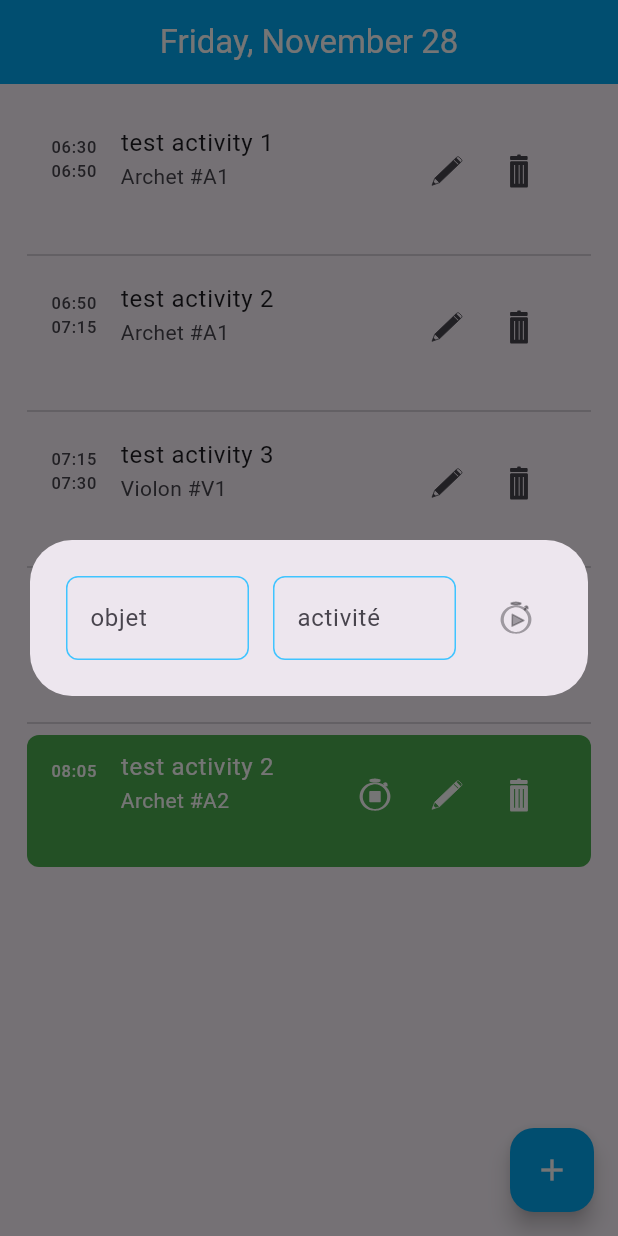
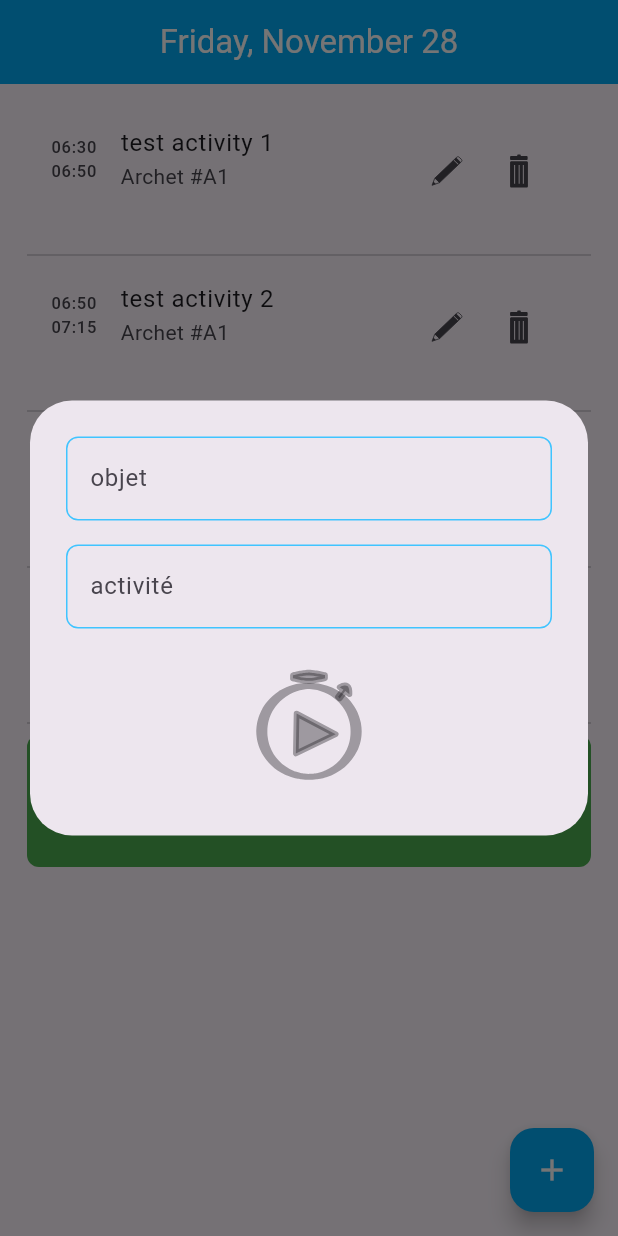
Before and after one commit to Alt257/timekeeper-front, a Flutter app: the screen it shows after launch, after a tap on the "add" icon, on a phone screen of 412 x 824 dp. Run offline on Flutter 3.47's test engine with Material 3 defaults, Android fonts, the phone set to English and light mode, and no system bars; our stand-ins replace bloc, flutter_bloc, flutter_localization, flutter_svg, freezed_annotation.

Commit message:
#STYLE add activity dialog

```diff
--- a/lib/view/component/form/add_activity/add_activity.dart
+++ b/lib/view/component/form/add_activity/add_activity.dart
@@ -24,27 +24,14 @@ final class AddActivityForm extends StatelessWidget {
           orElse: () {},
         );
       },
-      child: Row(
+      child: Column(
+        mainAxisSize: MainAxisSize.min,
         spacing: 16,
         children: [
           // TimePickerButton(),
-          Expanded(child: ItemSelection()),
-          Expanded(child: ActivityTypeSelection()),
-          BlocBuilder<AddActivityBloc, AddActivityState>(
-            builder: (context, state) {
-              return IconButton(
-                onPressed: state.maybeWhen(
-                    filling: (selectedType, selectedItem) {
-                      return selectedType != null && selectedItem != null
-                          ? () => _addActivity(context)
-                          : null;
-                    },
-                    orElse: () => null,
-                ),
-                icon: CustomIcon.startActivity(),
-              );
-            },
-          )
+          buildItemSelectionField(),
+          buildActivityTypeSelectionField(),
+          buildStartActivityButton(),
         ],
       ),
     );
@@ -55,4 +42,24 @@ final class AddActivityForm extends StatelessWidget {
     context.read<AddActivityBloc>()
         .add(AddActivityEvent.submitted());
   }
+
+  buildItemSelectionField() => const ItemSelection();
+
+  buildActivityTypeSelectionField() => const ActivityTypeSelection();
+
+  buildStartActivityButton() => BlocBuilder<AddActivityBloc, AddActivityState>(
+    builder: (context, state) {
+      final formComplete = state.maybeWhen(
+        filling: (selectedType, selectedItem) => selectedType != null && selectedItem != null,
+        orElse: () => false,
+      );
+      return IconButton(
+        onPressed: formComplete ? () => _addActivity(context) : null,
+        icon: CustomIcon.startActivity(
+          size: 82,
+          color: formComplete ? Colors.green : null,
+        ),
+      );
+    },
+  );
 }
```
